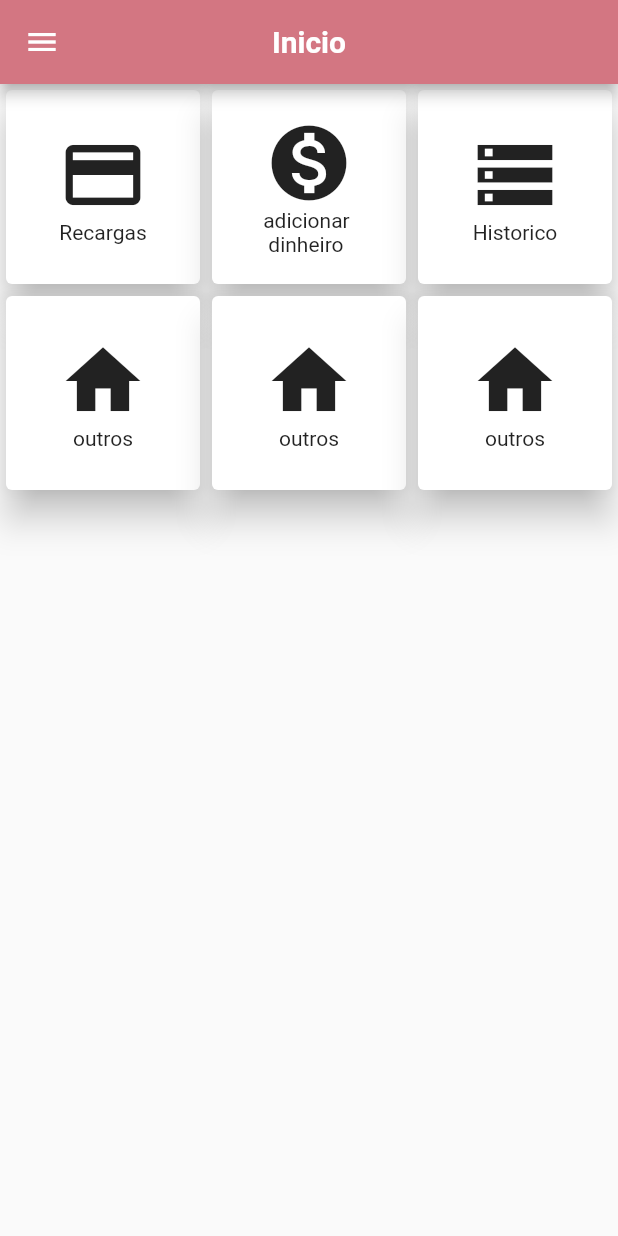
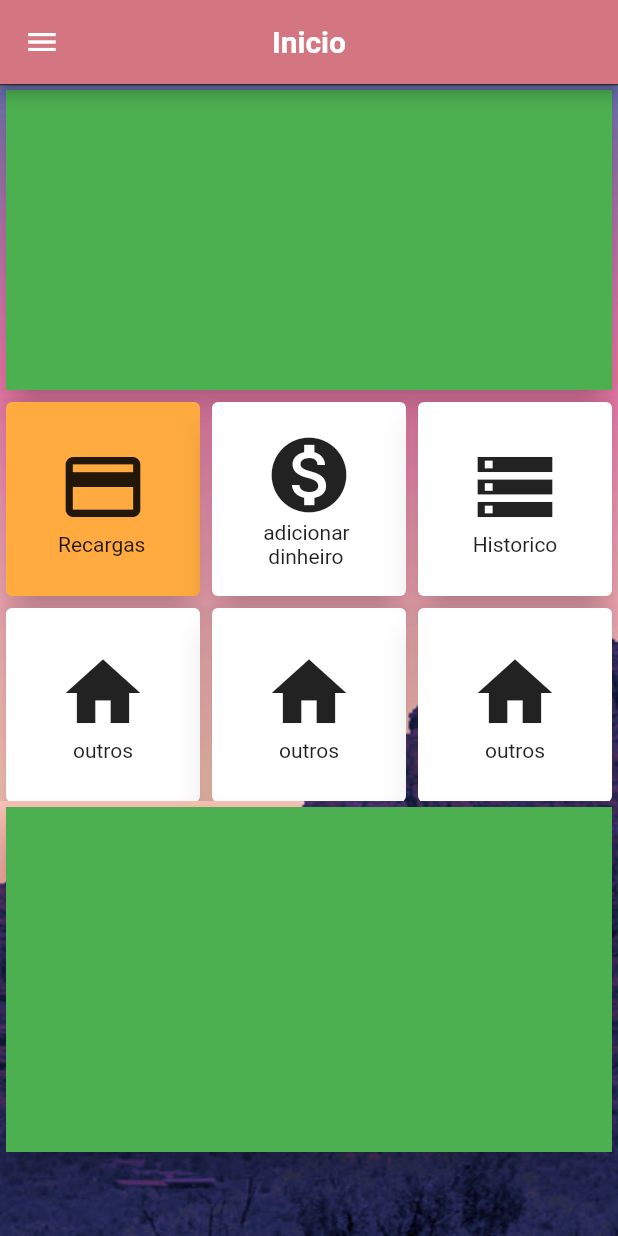
Before and after one commit to SilvaSilvio/mybus, a Flutter app: the PainelPassageiro screen opened by its route, on a phone screen of 412 x 824 dp. Run offline on Flutter 3.47's test engine with Material 2 defaults, Android fonts, the light colour scheme and no system bars; our stand-ins replace cloud_firestore, firebase_auth, fluttertoast, google_fonts, google_sign_in, qr_flutter and 1 more; missing offline and left inert: masked_text, qr_code_scanner; accounts and stored records are empty.

Commit message:
alterações na pagina inicial

```diff
--- a/lib/Cadastro/Cadastro.dart
+++ b/lib/Cadastro/Cadastro.dart
@@ -201,7 +201,8 @@ class _CadastroState extends State<Cadastro> {
                             userData: userData,
                             senha: _controllerSenha.text,
                             onSuccess: _onSuccess,
-                            onFail: _onFail);
+                            onFail: _onFail
+                            );
                       }
                     }),
               ),
--- a/lib/Global/inicio/PageFour.dart
+++ b/lib/Global/inicio/PageFour.dart
@@ -5,16 +5,35 @@ class PageFour extends StatelessWidget {
   @override
   Widget build(BuildContext context) {
     return Scaffold(
-      body: Center(
-        child: GridView(
-          gridDelegate:
-              SliverGridDelegateWithFixedCrossAxisCount(crossAxisCount: 3),
+      body: Container(
+        decoration: BoxDecoration(
+            image: DecorationImage(
+                image: AssetImage("images/background.jpg"), fit: BoxFit.cover)),
+        child: Column(
+          children: <Widget>[
+            Column(
               children: <Widget>[
                 Card(
                   elevation: 10,
+                  child: Container(
+                    width: 500,
+                    height: 200,
+                    color: Colors.green,
+                  ),
+                ),
+                Container(
+                  height: 270,
+                  child: GridView(
+                    gridDelegate: SliverGridDelegateWithFixedCrossAxisCount(
+                        crossAxisCount: 3),
+                    children: <Widget>[
+                      Card(
+                          elevation: 10,
+                          color: Colors.orangeAccent,
                           child: Center(
-                  child: Column(mainAxisSize: MainAxisSize.min,
-                      // crossAxisAlignment: CrossAxisAlignment.center,
+                            child: Column(
+                                mainAxisSize: MainAxisSize.min,
+                                crossAxisAlignment: CrossAxisAlignment.start,
                                 children: <Widget>[
                                   GestureDetector(
                                     child: Icon(
@@ -33,7 +52,6 @@ class PageFour extends StatelessWidget {
                           elevation: 10,
                           child: Center(
                             child: Column(mainAxisSize: MainAxisSize.min,
-                      // crossAxisAlignment: CrossAxisAlignment.center,
                                children: <Widget>[
                                   GestureDetector(
                                     child: Icon(
@@ -52,7 +70,6 @@ class PageFour extends StatelessWidget {
                           elevation: 10,
                           child: Center(
                             child: Column(mainAxisSize: MainAxisSize.min,
-                      // crossAxisAlignment: CrossAxisAlignment.center,
                                 children: <Widget>[
                                   GestureDetector(
                                     child: Icon(
@@ -71,7 +88,6 @@ class PageFour extends StatelessWidget {
                           elevation: 10,
                           child: Center(
                             child: Column(mainAxisSize: MainAxisSize.min,
-                      // crossAxisAlignment: CrossAxisAlignment.center,
                                 children: <Widget>[
                                   GestureDetector(
                                     child: Icon(
@@ -90,7 +106,6 @@ class PageFour extends StatelessWidget {
                           elevation: 10,
                           child: Center(
                             child: Column(mainAxisSize: MainAxisSize.min,
-                      // crossAxisAlignment: CrossAxisAlignment.center,
                                 children: <Widget>[
                                   GestureDetector(
                                     child: Icon(
@@ -109,7 +124,6 @@ class PageFour extends StatelessWidget {
                           elevation: 10,
                           child: Center(
                             child: Column(mainAxisSize: MainAxisSize.min,
-                      // crossAxisAlignment: CrossAxisAlignment.center,
                                 children: <Widget>[
                                   GestureDetector(
                                     child: Icon(
@@ -127,6 +141,19 @@ class PageFour extends StatelessWidget {
                     ],
                   ),
                 ),
+                Card(
+                  elevation: 10,
+                  child: Container(
+                    width: 500,
+                    height: 230,
+                    color: Colors.green,
+                  ),
+                ),
+              ],
+            ),
+          ],
+        ),
+      ),
     );
   }
 }
--- a/lib/Login/Login.dart
+++ b/lib/Login/Login.dart
@@ -1,5 +1,4 @@
 import 'package:flutter/material.dart';
-import 'package:mybus/Login/EsqueciMinhaSenha.dart';
 import 'package:mybus/Model/UserModel.dart';
 import 'package:scoped_model/scoped_model.dart';
 
@@ -220,6 +219,7 @@ class _LoginState extends State<Login> {
         "Falha ao Entrar! Verifique usuario e senha e tente novamente",
         textAlign: TextAlign.center,
       ),
+
       backgroundColor: Colors.redAccent,
       duration: Duration(seconds: 2),
     ));
--- a/lib/main.dart
+++ b/lib/main.dart
@@ -25,7 +25,7 @@ class MyBus extends StatelessWidget {
         initialRoute: "/",
         onGenerateRoute: Rotas.gerarRotas,
         debugShowCheckedModeBanner: false,
-        home: PageFour()
+        home: Home()
       ),
     );
   }
```
Also changed, not shown: lib/Model/UserModel.dart (+10 -7 lines), lib/drawer/custom_drawer.dart (+43 -20 lines). Lines whose indentation alone changed are shown as unchanged.
